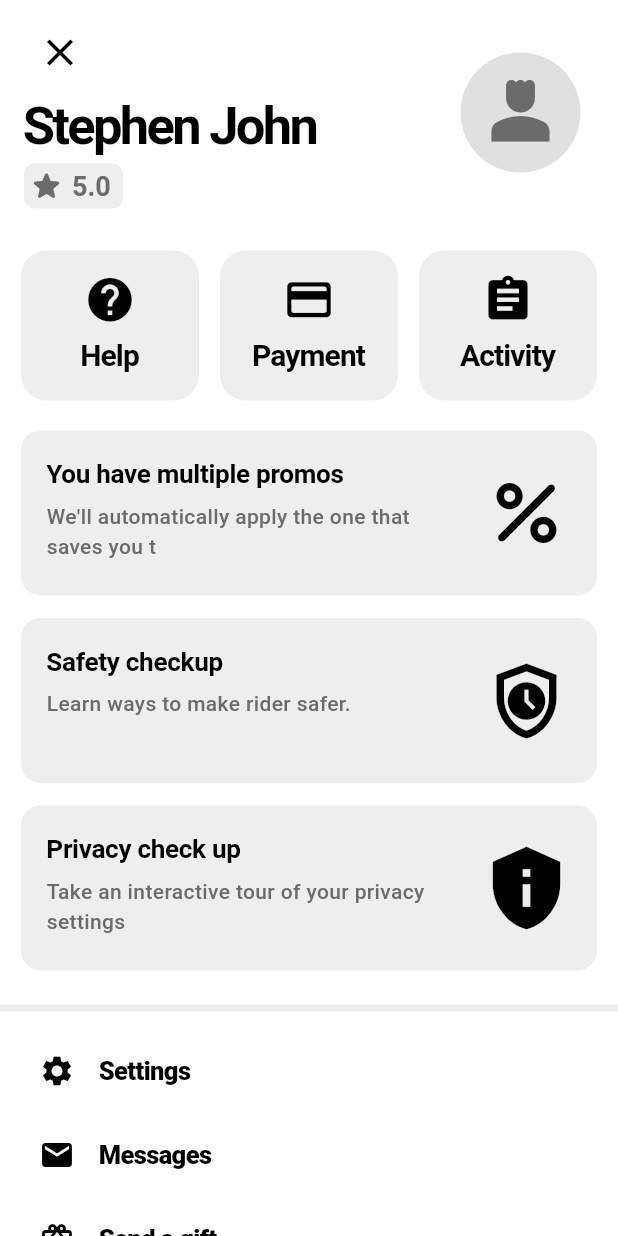
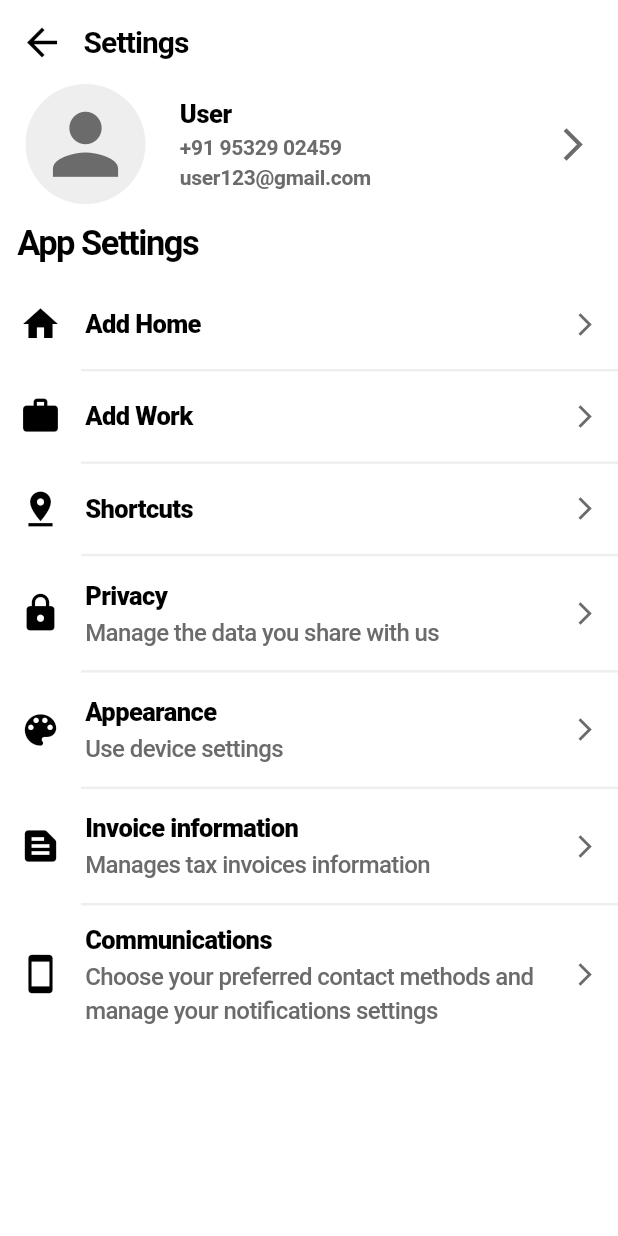
Before and after one commit to ajmal-km/uber_clone, a Flutter app: the AccountScreen screen opened directly, after a tap on "Settings", on a phone screen of 412 x 824 dp. Run offline on Flutter 3.47's test engine with Material 3 defaults, Android fonts, the light colour scheme and no system bars.

Commit message:
settings page created

```diff
--- a/lib/view/account_screen/account_screen.dart
+++ b/lib/view/account_screen/account_screen.dart
@@ -1,5 +1,7 @@
 import 'package:flutter/material.dart';
 import 'package:uber_clone/utils/color_constants.dart';
+import 'package:uber_clone/view/global_widgets/option_tile_widget.dart';
+import 'package:uber_clone/view/settings_screen/settings_screen.dart';
 
 class AccountScreen extends StatelessWidget {
   const AccountScreen({super.key});
@@ -11,23 +13,12 @@ class AccountScreen extends StatelessWidget {
       appBar: AppBar(
         backgroundColor: ColorConstants.mainColor,
         surfaceTintColor: ColorConstants.mainColor,
-        toolbarHeight: 150,
+        toolbarHeight: 130,
         title: Column(
           crossAxisAlignment: CrossAxisAlignment.start,
           children: <Widget>[
-            IconButton(
-              onPressed: () {
-                // Navigation to home screen
-              },
-              icon: Icon(
-                Icons.close_sharp,
-                color: ColorConstants.mainBlack,
-                size: 30,
-              ),
-            ),
-            SizedBox(height: 3),
             Text(
-              "Stephen John",
+              "User",
               style: TextStyle(
                 color: ColorConstants.fontColor,
                 fontSize: 35,
@@ -70,12 +61,12 @@ class AccountScreen extends StatelessWidget {
             radius: 40,
             backgroundColor: Colors.grey[300],
             child: Icon(
-              Icons.person_4,
+              Icons.person,
               color: ColorConstants.greyFont,
               size: 58,
             ),
           ),
-          SizedBox(width: 25),
+          SizedBox(width: 20),
         ],
       ),
       body: ListView(
@@ -83,9 +74,10 @@ class AccountScreen extends StatelessWidget {
           ListView(
             shrinkWrap: true,
             physics: NeverScrollableScrollPhysics(),
-            padding: EdgeInsets.symmetric(vertical: 17, horizontal: 14),
+            padding: EdgeInsets.symmetric(vertical: 14, horizontal: 14),
             children: <Widget>[
               Row(
+                mainAxisAlignment: MainAxisAlignment.spaceBetween,
                 children: <Widget>[
                   ProfileOptions(
                     gridText: "Help",
@@ -131,79 +123,61 @@ class AccountScreen extends StatelessWidget {
           ListView(
             shrinkWrap: true,
             physics: NeverScrollableScrollPhysics(),
-            padding: EdgeInsets.symmetric(
-              horizontal: 10,
-            ),
+            padding: EdgeInsets.symmetric(horizontal: 10),
             children: <Widget>[
-              OptionTile(
+              OptionTileWidget(
                 optionIcon: Icons.settings,
                 optionTitle: "Settings",
+                isTrailingVisible: false,
+                isDividerVisible: false,
+                onOptionTap: () {
+                  Navigator.push(
+                    context,
+                    MaterialPageRoute(
+                      builder: (context) => SettingsScreen(),
+                    ),
+                  );
+                },
               ),
-              OptionTile(
+              OptionTileWidget(
                 optionIcon: Icons.email,
                 optionTitle: "Messages",
+                isTrailingVisible: false,
+                isDividerVisible: false,
               ),
-              OptionTile(
+              OptionTileWidget(
                 optionIcon: Icons.wallet_giftcard_outlined,
                 optionTitle: "Send a gift",
+                isTrailingVisible: false,
+                isDividerVisible: false,
               ),
-              OptionTile(
+              OptionTileWidget(
                 optionIcon: Icons.person_sharp,
                 optionTitle: "Earn by driving or delivering",
+                isTrailingVisible: false,
+                isDividerVisible: false,
               ),
-              OptionTile(
+              OptionTileWidget(
                 optionIcon: Icons.business_center,
                 optionTitle: "Setup your bussiness profile",
+                isTrailingVisible: false,
+                isDividerVisible: false,
               ),
-              OptionTile(
+              OptionTileWidget(
                 optionIcon: Icons.person,
                 optionTitle: "Manage Uber account",
+                isTrailingVisible: false,
+                isDividerVisible: false,
               ),
-              OptionTile(
+              OptionTileWidget(
                 optionIcon: Icons.info,
                 optionTitle: "Legal",
+                isTrailingVisible: false,
+                isDividerVisible: false,
               ),
             ],
           ),
         ],
-      ),
-    );
-  }
-}
-
-class OptionTile extends StatelessWidget {
-  const OptionTile({
-    super.key,
-    required this.optionIcon,
-    required this.optionTitle,
-  });
-
-  final IconData optionIcon;
-  final String optionTitle;
-
-  @override
-  Widget build(BuildContext context) {
-    return InkWell(
-      borderRadius: BorderRadius.circular(13),
-      onTap: () {
-        //
-      },
-      child: ListTile(
-        tileColor: ColorConstants.mainColor,
-        leading: Icon(
-          optionIcon,
-          color: ColorConstants.fontColor,
-        ),
-        title: Text(
-          optionTitle,
-          style: TextStyle(
-            color: ColorConstants.fontColor,
-            fontSize: 17,
-            fontWeight: FontWeight.w800,
-            letterSpacing: -0.4,
-          ),
-        ),
-        // subtitle: ,
       ),
     );
   }
--- /dev/null
+++ b/lib/view/global_widgets/option_tile_widget.dart
@@ -0,0 +1,82 @@
+import 'package:flutter/material.dart';
+import 'package:uber_clone/utils/color_constants.dart';
+
+class OptionTileWidget extends StatelessWidget {
+  const OptionTileWidget({
+    super.key,
+    required this.optionIcon,
+    required this.optionTitle,
+    this.isTrailingVisible = true,
+    this.optionSubtitle = "",
+    this.isDividerVisible = true,
+    this.onOptionTap,
+  });
+
+  final IconData optionIcon;
+  final String optionTitle;
+  final String optionSubtitle;
+  final bool isTrailingVisible;
+  final bool isDividerVisible;
+  final void Function()? onOptionTap;
+
+  @override
+  Widget build(BuildContext context) {
+    return Column(
+      crossAxisAlignment: CrossAxisAlignment.end,
+      children: <Widget>[
+        InkWell(
+          borderRadius: BorderRadius.circular(13),
+          onTap: onOptionTap,
+          child: ListTile(
+            contentPadding: EdgeInsets.symmetric(horizontal: 13, vertical: 2),
+            tileColor: ColorConstants.mainColor,
+            leading: Icon(
+              optionIcon,
+              size: 28,
+              color: ColorConstants.fontColor,
+            ),
+            title: Text(
+              optionTitle,
+              style: TextStyle(
+                color: ColorConstants.fontColor,
+                fontSize: 17,
+                fontWeight: FontWeight.w800,
+                letterSpacing: -0.4,
+              ),
+            ),
+            subtitle: optionSubtitle == ""
+                ? null
+                : Text(
+                    optionSubtitle,
+                    maxLines: 2,
+                    style: TextStyle(
+                      color: ColorConstants.greyFont,
+                      fontSize: 16,
+                      fontWeight: FontWeight.w500,
+                      letterSpacing: -0.4,
+                    ),
+                  ),
+            trailing: isTrailingVisible
+                ? Icon(
+                    Icons.arrow_forward_ios,
+                    color: ColorConstants.greyFont,
+                    size: 18,
+                  )
+                : null,
+          ),
+        ),
+        Visibility(
+          visible: isDividerVisible,
+          child: SizedBox(
+            width: 358,
+            child: Divider(
+              height: 1.6,
+              thickness: 1.6,
+              color: ColorConstants.subMainColor,
+            ),
+          ),
+        ),
+      ],
+    );
+  }
+}
--- /dev/null
+++ b/lib/view/settings_screen/settings_screen.dart
@@ -0,0 +1,145 @@
+import 'package:flutter/material.dart';
+import 'package:uber_clone/utils/color_constants.dart';
+import 'package:uber_clone/view/global_widgets/option_tile_widget.dart';
+
+class SettingsScreen extends StatelessWidget {
+  const SettingsScreen({super.key});
+
+  @override
+  Widget build(BuildContext context) {
+    return Scaffold(
+      backgroundColor: ColorConstants.mainColor,
+      appBar: _buildAppBarSection(context),
+      body: ListView(
+        children: <Widget>[
+          Padding(
+            padding: const EdgeInsets.symmetric(horizontal: 17),
+            child: Row(
+              children: <Widget>[
+                CircleAvatar(
+                  radius: 40,
+                  backgroundColor: ColorConstants.subMainColor,
+                  child: Icon(
+                    Icons.person,
+                    color: ColorConstants.greyFont,
+                    size: 65,
+                  ),
+                ),
+                SizedBox(width: 15),
+                Padding(
+                  padding: const EdgeInsets.all(8.0),
+                  child: Column(
+                    crossAxisAlignment: CrossAxisAlignment.start,
+                    children: <Widget>[
+                      Text(
+                        "User",
+                        style: TextStyle(
+                          color: ColorConstants.fontColor,
+                          fontSize: 17,
+                          fontWeight: FontWeight.w800,
+                          letterSpacing: -0.25,
+                        ),
+                      ),
+                      Text(
+                        "+91 95329 02459",
+                        style: TextStyle(
+                          color: ColorConstants.greyFont,
+                          fontWeight: FontWeight.w700,
+                          letterSpacing: -0.2,
+                        ),
+                      ),
+                      Text(
+                        "user123@gmail.com",
+                        style: TextStyle(
+                          color: ColorConstants.greyFont,
+                          fontWeight: FontWeight.w700,
+                          letterSpacing: -0.2,
+                        ),
+                      ),
+                    ],
+                  ),
+                ),
+                Spacer(),
+                Icon(
+                  Icons.arrow_forward_ios,
+                  color: ColorConstants.greyFont,
+                  size: 26,
+                ),
+              ],
+            ),
+          ),
+          ListView(
+            shrinkWrap: true,
+            padding: EdgeInsets.only(top: 10),
+            physics: NeverScrollableScrollPhysics(),
+            children: <Widget>[
+              Padding(
+                padding: const EdgeInsets.only(left: 12, bottom: 7),
+                child: Text(
+                  "App Settings",
+                  style: TextStyle(
+                    color: ColorConstants.fontColor,
+                    fontSize: 23,
+                    fontWeight: FontWeight.w600,
+                    letterSpacing: -1,
+                  ),
+                ),
+              ),
+              OptionTileWidget(optionIcon: Icons.home, optionTitle: "Add Home"),
+              OptionTileWidget(optionIcon: Icons.work, optionTitle: "Add Work"),
+              OptionTileWidget(
+                  optionIcon: Icons.pin_drop, optionTitle: "Shortcuts"),
+              OptionTileWidget(
+                optionIcon: Icons.lock,
+                optionTitle: "Privacy",
+                optionSubtitle: "Manage the data you share with us",
+              ),
+              OptionTileWidget(
+                optionIcon: Icons.color_lens,
+                optionTitle: "Appearance",
+                optionSubtitle: "Use device settings",
+              ),
+              OptionTileWidget(
+                optionIcon: Icons.text_snippet,
+                optionTitle: "Invoice information",
+                optionSubtitle: "Manages tax invoices information",
+              ),
+              OptionTileWidget(
+                optionIcon: Icons.stay_current_portrait,
+                optionTitle: "Communications",
+                optionSubtitle:
+                    "Choose your preferred contact methods and manage your notifications settings",
+                isDividerVisible: false,
+              ),
+            ],
+          ),
+        ],
+      ),
+    );
+  }
+
+  AppBar _buildAppBarSection(BuildContext context) {
+    return AppBar(
+      backgroundColor: ColorConstants.mainColor,
+      surfaceTintColor: ColorConstants.mainColor,
+      leading: IconButton(
+        onPressed: () => Navigator.pop(context),
+        iconSize: 30,
+        icon: Icon(
+          Icons.arrow_back,
+          color: ColorConstants.mainBlack,
+        ),
+      ),
+      titleSpacing: 0,
+      title: Text(
+        "Settings",
+        style: TextStyle(
+          color: ColorConstants.fontColor,
+          fontSize: 20,
+          fontWeight: FontWeight.w700,
+          letterSpacing: -0.6,
+        ),
+      ),
+    );
+  }
+}
```
Also changed, not shown: lib/view/settings_screen/widgets/settings_option_widget.dart (added).
